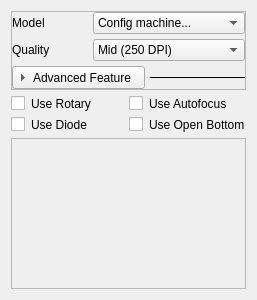
Old version of the form src/widgets/panels/doc-panel.ui in the repository flux3dp/swiftray.
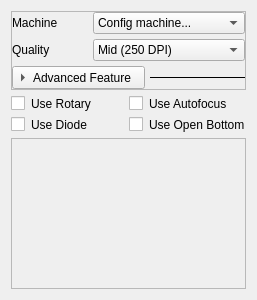
New version of the form. Custom widgets are drawn as their Qt base class.

Commit message: Support load settings in doc-panel

What changed in the file:
```diff
--- a/src/widgets/panels/doc-panel.ui
+++ b/src/widgets/panels/doc-panel.ui
@@ -55,7 +55,7 @@
            </sizepolicy>
           </property>
           <property name="text">
-           <string>Model</string>
+           <string>Machine</string>
           </property>
          </widget>
         </item>
```
The commit also changes 3 other files.
